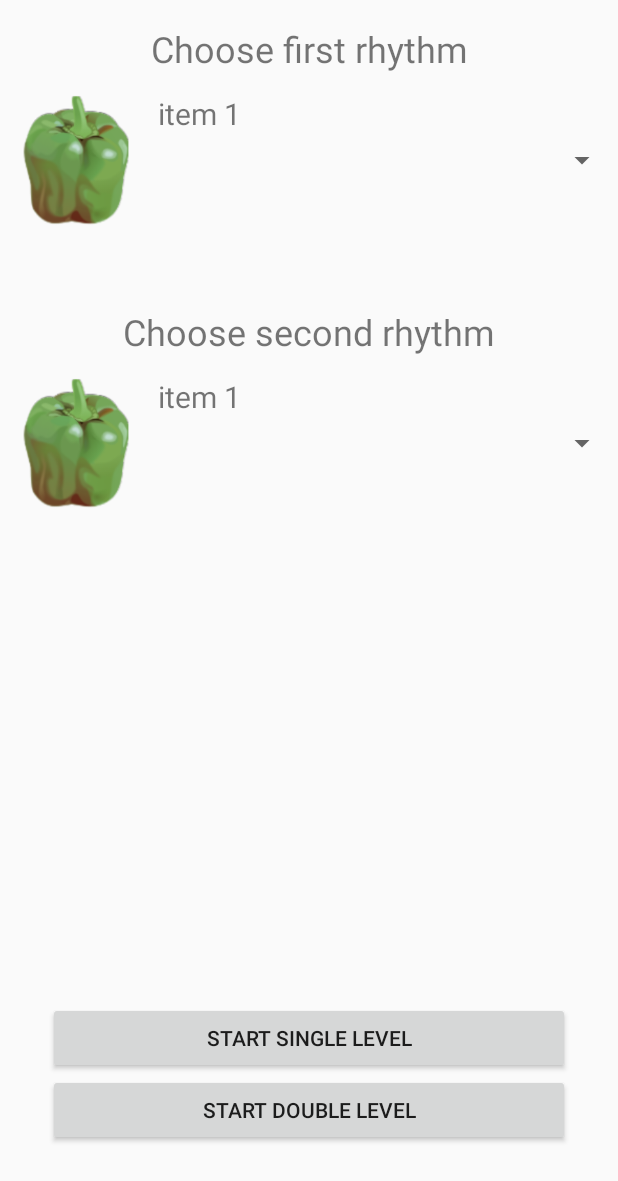
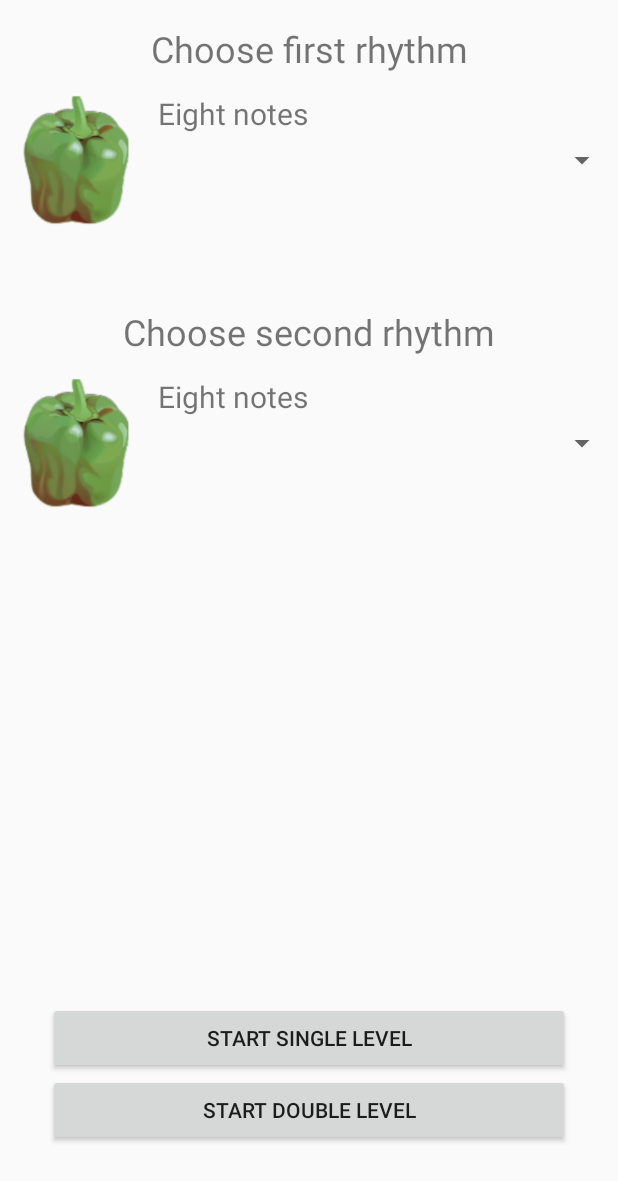
Before and after one commit to rowericzi/both-sides, an Android app: the screen it shows after launch (MainActivity), on a phone screen of 412 x 824 dp. Shown: the top 1181 px of the screen. Run offline under Robolectric (Android 15) with nearby library versions, the light colour scheme and no system bars.

Commit message:
Choosing rhythm patterns now works properly

```diff
--- a/app/src/main/java/com/example/bothsides/MainActivity.java
+++ b/app/src/main/java/com/example/bothsides/MainActivity.java
@@ -4,12 +4,14 @@ import android.content.Context;
 import android.content.Intent;
 import android.os.Bundle;
 import android.util.DisplayMetrics;
+import android.util.Log;
 import android.view.View;
 import android.widget.AdapterView;
 import android.widget.Spinner;
-import android.widget.Toast;
 
 import androidx.appcompat.app.AppCompatActivity;
+
+import java.util.ArrayList;
 
 public class MainActivity extends AppCompatActivity{
 	public static final String EXTRA_TEMPO = "com.example.bothsides.TEMPO";
@@ -25,32 +27,47 @@ public class MainActivity extends AppCompatActivity{
 	public static final String EXTRA_RESULT_1 = "com.example.bothsides.RESULTS_1";
 	public static final String EXTRA_RESULT_2 = "com.example.bothsides.RESULTS_2";
 	public static final String EXTRA_HAS_RESULT_2 = "com.example.bothsides.HAS_RESULTS_2";
+
+	private static class RhythmPattern {
+		public String name;
+		public int image;
+		public double patternLength;
+		public double[] pattern;
+
+		RhythmPattern(String name, int image, double patternLength, double[] pattern) {
+			this.name = name;
+			this.image = image;
+			this.patternLength = patternLength;
+			this.pattern = pattern;
+		}
+	}
+	ArrayList<RhythmPattern> rhythmPatternList = new ArrayList<>();
+
 	Context context = this;
 	Spinner spinner1;
 	Spinner spinner2;
-	String[] listItems = {"item 1", "item 2 ", "item 3", "item 4", "item 2137"};
-	int[] listImages = {
-		R.drawable.papryka,
-		R.drawable.papryka,
-		R.drawable.papryka,
-		R.drawable.papryka,
-		R.drawable.papryka};
+	RhythmPattern chosenRhythmPattern1;
+	RhythmPattern chosenRhythmPattern2;
+
 	@Override
 	protected void onCreate(Bundle savedInstanceState) {
 		super.onCreate(savedInstanceState);
 		setContentView(R.layout.activity_main);
 
+		initializeRhythmPatternList();
+		ImageArrayAdapter adapter = initializeImageArrayAdapter();
+
 		DisplayMetrics metrics = new DisplayMetrics();
 		getWindowManager().getDefaultDisplay().getMetrics(metrics);
 
-		ImageArrayAdapter adapter = new ImageArrayAdapter(this, listItems, listImages);
 		spinner1 = (Spinner) findViewById(R.id.spinner1);
 		spinner1.setDropDownWidth(metrics.widthPixels);
 		spinner1.setAdapter(adapter);
 		spinner1.setOnItemSelectedListener(new AdapterView.OnItemSelectedListener() {
 			@Override
 			public void onItemSelected(AdapterView<?> parent, View view, int position, long id) {
-				Toast.makeText(context, "spinner 1" + listItems[position], Toast.LENGTH_SHORT).show();
+				chosenRhythmPattern1 = rhythmPatternList.get(position);
+				Log.d("Spinner1", chosenRhythmPattern1.name);
 			}
 
 			@Override
@@ -64,7 +81,8 @@ public class MainActivity extends AppCompatActivity{
 		spinner2.setOnItemSelectedListener(new AdapterView.OnItemSelectedListener() {
 			@Override
 			public void onItemSelected(AdapterView<?> parent, View view, int position, long id) {
-				Toast.makeText(context, "spinner 2" + listItems[position], Toast.LENGTH_SHORT).show();
+				chosenRhythmPattern2 = rhythmPatternList.get(position);
+				Log.d("Spinner2", chosenRhythmPattern2.name);
 			}
 
 			@Override
@@ -79,23 +97,39 @@ public class MainActivity extends AppCompatActivity{
 		//using hard-coded values for now
 		intent.putExtra(EXTRA_TEMPO, 60.0);
 		intent.putExtra(EXTRA_METRE, 4);
-		intent.putExtra(EXTRA_REPETITIONS_1, 1);
-		intent.putExtra(EXTRA_RHYTHM_1, new double[]{0.0, 0.5, 1.0, 1.5, 2.0, 2.5, 3.0, 3.5});
-		intent.putExtra(EXTRA_PATTERN_LENGTH_1, 4.0);
+		intent.putExtra(EXTRA_REPETITIONS_1, 4);
+		intent.putExtra(EXTRA_RHYTHM_1, chosenRhythmPattern1.pattern);
+		intent.putExtra(EXTRA_PATTERN_LENGTH_1, chosenRhythmPattern1.patternLength);
 		startActivity(intent);
 	}
 
 	public void startDoubleLevel(View view) {
 		Intent intent = new Intent(this, DoubleLevel.class);
-		intent.putExtra(EXTRA_TEMPO, 90.0);
+		intent.putExtra(EXTRA_TEMPO, 60.0);
 		intent.putExtra(EXTRA_METRE, 4);
-		intent.putExtra(EXTRA_REPETITIONS_1, 1);
-		intent.putExtra(EXTRA_REPETITIONS_2, 1);
-		intent.putExtra(EXTRA_RHYTHM_1, new double[]{0.0, 0.5, 1.0, 2.0, 3.0, 3.25, 3.5, 3.75});
-		intent.putExtra(EXTRA_RHYTHM_2, new double[]{0.0, 1.0, 4.0/3, 3.5});
-		intent.putExtra(EXTRA_PATTERN_LENGTH_1, 4.0);
-		intent.putExtra(EXTRA_PATTERN_LENGTH_2, 4.0);
+		intent.putExtra(EXTRA_REPETITIONS_1, 4);
+		intent.putExtra(EXTRA_REPETITIONS_2, 4);
+		intent.putExtra(EXTRA_RHYTHM_1, chosenRhythmPattern1.pattern);
+		intent.putExtra(EXTRA_RHYTHM_2, chosenRhythmPattern2.pattern);
+		intent.putExtra(EXTRA_PATTERN_LENGTH_1, chosenRhythmPattern1.patternLength);
+		intent.putExtra(EXTRA_PATTERN_LENGTH_2, chosenRhythmPattern2.patternLength);
 
 		startActivity(intent);
 	}
+
+	private void initializeRhythmPatternList() {
+		rhythmPatternList.add(new RhythmPattern("Eight notes", R.drawable.papryka, 0.5, new double[]{0.0}));
+		rhythmPatternList.add(new RhythmPattern("Quarter notes", R.drawable.papryka, 1.0, new double[]{0.0}));
+	}
+
+	private ImageArrayAdapter initializeImageArrayAdapter() {
+		String[] listItems = new String[rhythmPatternList.size()];
+		int[] listImages = new int[rhythmPatternList.size()];
+		for (int i = 0; i < rhythmPatternList.size(); i++) {
+			listItems[i] = rhythmPatternList.get(i).name;
+			listImages[i] = rhythmPatternList.get(i).image;
+		}
+		return new ImageArrayAdapter(this, listItems, listImages);
+	}
+
 }
```
